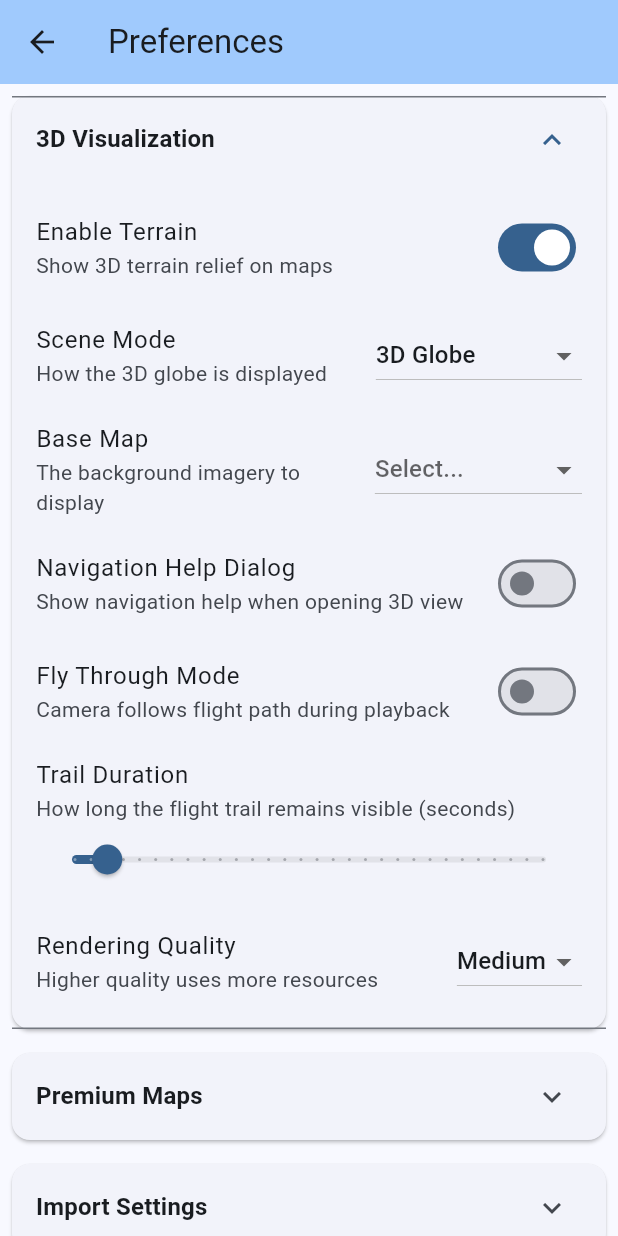
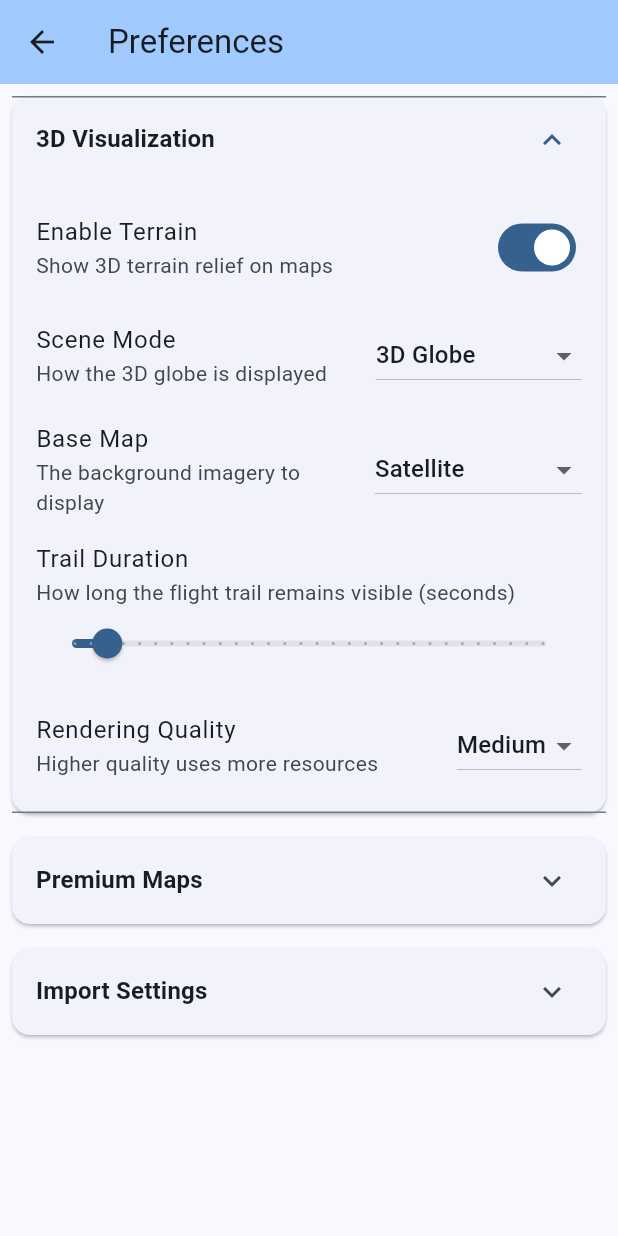
Before and after one commit to Kevin-McIsaac/the_paragliding_app, a Flutter app: the PreferencesScreen screen opened directly, on a phone screen of 412 x 824 dp. Run offline on Flutter 3.47's test engine with Material 3 defaults, Android fonts, the phone set to English and light mode, and no system bars; our stand-ins replace connectivity_plus, file_picker, fl_chart, flutter_map, latlong2, logger and 4 more; missing offline and left inert: flutter_inappwebview, flutter_map_dragmarker, receive_sharing_intent; accounts and stored records are empty.

Commit message:
feat: simplify UI by removing unnecessary options
- Remove + icon button from Wing Management AppBar (keep FAB)
- Remove Clear All Flights and Refresh Statistics buttons from Database Settings
- Set default Base Map to Satellite in 3D Visualization preferences
- Remove Navigation Help Dialog and Fly Through Mode options from preferences

🤖 Generated with [Claude Code](https://claude.ai/code)

Co-Authored-By: Claude <noreply@anthropic.com>

```diff
--- a/free_flight_log_app/lib/presentation/screens/preferences_screen.dart
+++ b/free_flight_log_app/lib/presentation/screens/preferences_screen.dart
@@ -58,7 +58,7 @@ class _PreferencesScreenState extends State<PreferencesScreen> {
       if (mounted) {
         setState(() {
           _cesiumSceneMode = sceneMode;
-          _cesiumBaseMap = baseMap;
+          _cesiumBaseMap = baseMap ?? 'satellite';
           _cesiumTerrainEnabled = terrainEnabled;
           _cesiumNavigationHelpDialog = navHelpDialog;
           _cesiumFlyThroughMode = flyThroughMode ?? false;
@@ -366,28 +366,6 @@ class _PreferencesScreenState extends State<PreferencesScreen> {
                     }
                   },
                 ),
-                _buildSwitchRow(
-                  'Navigation Help Dialog',
-                  'Show navigation help when opening 3D view',
-                  _cesiumNavigationHelpDialog,
-                  (value) {
-                    setState(() {
-                      _cesiumNavigationHelpDialog = value;
-                    });
-                    _savePreference('navigation help dialog', value, PreferencesHelper.setCesiumNavigationHelpDialog);
-                  },
-                ),
-                _buildSwitchRow(
-                  'Fly Through Mode',
-                  'Camera follows flight path during playback',
-                  _cesiumFlyThroughMode,
-                  (value) {
-                    setState(() {
-                      _cesiumFlyThroughMode = value;
-                    });
-                    _savePreference('fly through mode', value, PreferencesHelper.setCesiumFlyThroughMode);
-                  },
-                ),
                 _buildSliderRow(
                   'Trail Duration',
                   'How long the flight trail remains visible (seconds)',
--- a/free_flight_log_app/lib/presentation/screens/wing_management_screen.dart
+++ b/free_flight_log_app/lib/presentation/screens/wing_management_screen.dart
@@ -193,11 +193,6 @@ class _WingManagementScreenState extends State<WingManagementScreen> {
               tooltip: 'Merge Wings',
               onPressed: _showMergeDialog,
             ),
-          IconButton(
-            icon: const Icon(Icons.add),
-            tooltip: 'Add Wing',
-            onPressed: _addNewWing,
-          ),
         ],
       ),
       body: _isLoading
```
Also changed, not shown: free_flight_log_app/lib/presentation/screens/database_settings_screen.dart (+0 -25 lines).
